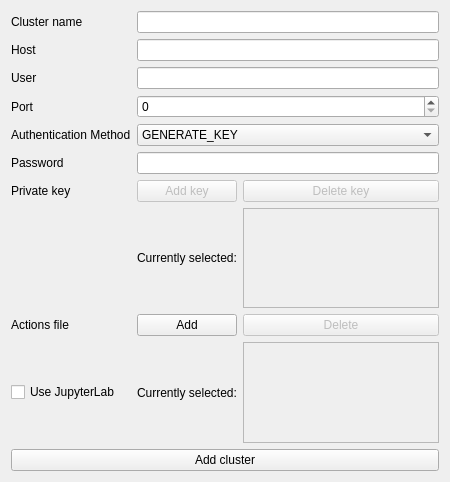
Qt form gui/widgets_templates/add-cluster.ui (intdata-bsc/idact-gui) before a commit.
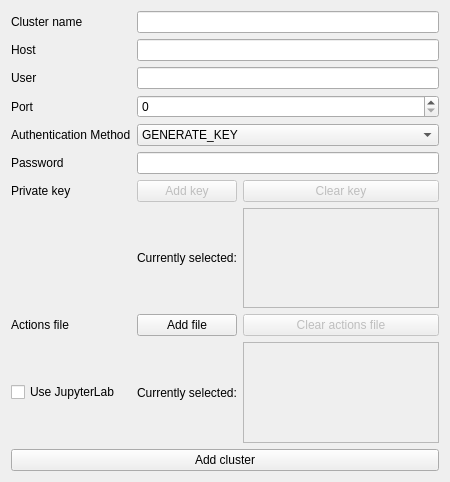
The same form after that commit.

The edit to the form file:
```diff
--- a/gui/widgets_templates/add-cluster.ui
+++ b/gui/widgets_templates/add-cluster.ui
@@ -44,7 +44,7 @@
    <item row="9" column="1">
     <widget class="QPushButton" name="add_actions_file_button">
      <property name="text">
-      <string>Add</string>
+      <string>Add file</string>
      </property>
     </widget>
    </item>
@@ -83,7 +83,7 @@
       <bool>false</bool>
      </property>
      <property name="text">
-      <string>Delete</string>
+      <string>Clear actions file</string>
      </property>
     </widget>
    </item>
@@ -130,7 +130,7 @@
       <bool>false</bool>
      </property>
      <property name="text">
-      <string>Delete key</string>
+      <string>Clear key</string>
      </property>
     </widget>
    </item>
```
Left out of the diff: 4 changed lines with no effect on the pictures.
